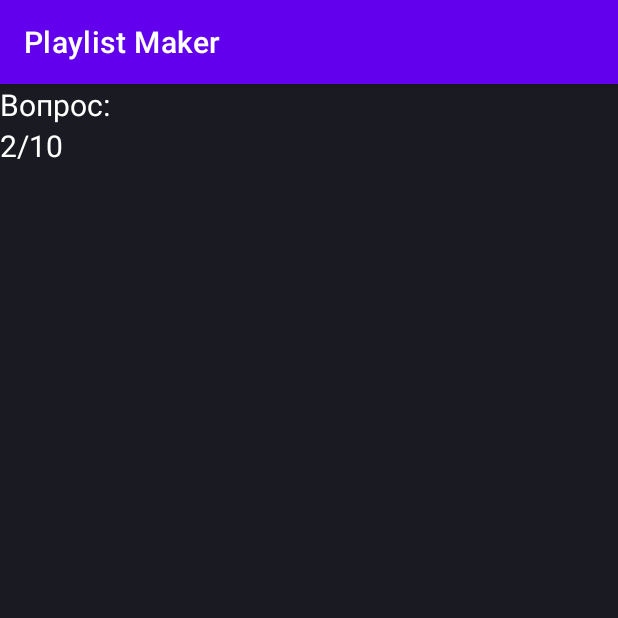
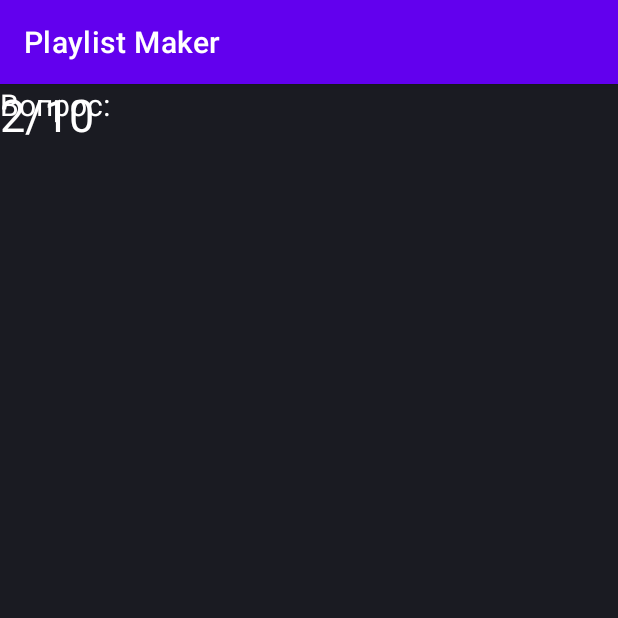
Before and after one commit to Demonided/Playlist_Maker, an Android app: the screen it shows after launch (MainActivity), on a phone screen of 412 x 824 dp, the top half of it. Run offline under Robolectric (Android 15) with nearby library versions, the phone set to English and light mode, and no system bars.

Commit message:
New branch

```diff
--- a/app/src/main/res/layout/activity_main.xml
+++ b/app/src/main/res/layout/activity_main.xml
@@ -1,26 +1,30 @@
 <?xml version="1.0" encoding="utf-8"?>
-<androidx.appcompat.widget.LinearLayoutCompat
-    xmlns:android="http://schemas.android.com/apk/res/android"
+<androidx.appcompat.widget.LinearLayoutCompat xmlns:android="http://schemas.android.com/apk/res/android"
     xmlns:app="http://schemas.android.com/apk/res-auto"
     xmlns:tools="http://schemas.android.com/tools"
     android:layout_width="match_parent"
     android:layout_height="match_parent"
+    android:background="#1A1B22"
     android:orientation="vertical"
-    android:background="#1A1B22"
     tools:context=".MainActivity">
+
+    <FrameLayout
+        android:layout_width="match_parent"
+        android:layout_height="wrap_content">
 
         <TextView
             android:layout_width="wrap_content"
             android:layout_height="wrap_content"
             android:text="Вопрос:"
             android:textColor="#ffffff"
-        android:textSize="20sp"
-        />
+            android:textSize="20sp" />
 
         <TextView
             android:layout_width="wrap_content"
             android:layout_height="wrap_content"
-        android:textSize="20sp"
+            android:text="2/10"
             android:textColor="#ffffff"
-        android:text="2/10"/>
+            android:textSize="30sp" />
+
+    </FrameLayout>
 </androidx.appcompat.widget.LinearLayoutCompat>
```
Lines whose indentation alone changed are shown as unchanged.
